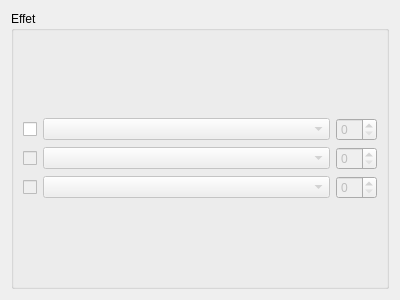
First picture: the form in app/view/forms/effectview.ui, repository r0nd0ud0u/qt-rpg, before the edit.
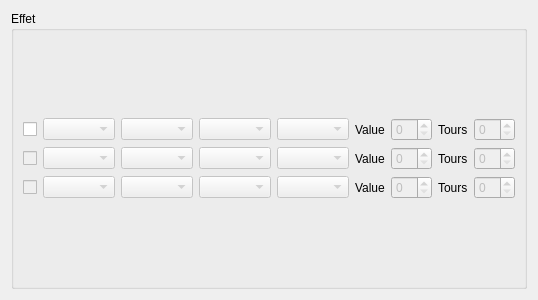
Second picture: the form after the edit.

```diff
--- a/app/view/forms/effectview.ui
+++ b/app/view/forms/effectview.ui
@@ -22,42 +22,42 @@
      <layout class="QVBoxLayout" name="verticalLayout">
       <item>
        <layout class="QGridLayout" name="gridLayout">
-        <item row="3" column="1">
-         <widget class="QComboBox" name="effect_comboBox_3">
-          <property name="enabled">
-           <bool>false</bool>
-          </property>
-         </widget>
-        </item>
-        <item row="3" column="3">
-         <widget class="QSpinBox" name="value_spinBox_3">
-          <property name="enabled">
-           <bool>false</bool>
-          </property>
-         </widget>
-        </item>
         <item row="1" column="3">
-         <widget class="QSpinBox" name="value_spinBox_2">
+         <widget class="QComboBox" name="target_comboBox_2">
           <property name="enabled">
            <bool>false</bool>
           </property>
          </widget>
         </item>
-        <item row="0" column="3">
-         <widget class="QSpinBox" name="value_spinBox">
+        <item row="3" column="8">
+         <widget class="QSpinBox" name="nb_turns_spinBox_3">
           <property name="enabled">
            <bool>false</bool>
           </property>
          </widget>
         </item>
-        <item row="1" column="1">
-         <widget class="QComboBox" name="effect_comboBox_2">
+        <item row="3" column="2">
+         <widget class="QComboBox" name="effect_comboBox_3">
           <property name="enabled">
            <bool>false</bool>
           </property>
          </widget>
         </item>
-        <item row="0" column="1">
+        <item row="3" column="5">
+         <widget class="QLabel" name="label_3">
+          <property name="text">
+           <string>Value</string>
+          </property>
+         </widget>
+        </item>
+        <item row="0" column="8">
+         <widget class="QSpinBox" name="nb_turns_spinBox">
+          <property name="enabled">
+           <bool>false</bool>
+          </property>
+         </widget>
+        </item>
+        <item row="0" column="2">
          <widget class="QComboBox" name="effect_comboBox">
           <property name="enabled">
            <bool>false</bool>
@@ -70,6 +70,44 @@
           </property>
          </widget>
         </item>
+        <item row="0" column="6">
+         <widget class="QSpinBox" name="value_spinBox">
+          <property name="enabled">
+           <bool>false</bool>
+          </property>
+         </widget>
+        </item>
+        <item row="3" column="0">
+         <widget class="QCheckBox" name="checkBox_3">
+          <property name="enabled">
+           <bool>false</bool>
+          </property>
+          <property name="text">
+           <string/>
+          </property>
+         </widget>
+        </item>
+        <item row="3" column="6">
+         <widget class="QSpinBox" name="value_spinBox_3">
+          <property name="enabled">
+           <bool>false</bool>
+          </property>
+         </widget>
+        </item>
+        <item row="3" column="4">
+         <widget class="QComboBox" name="reach_comboBox_3">
+          <property name="enabled">
+           <bool>false</bool>
+          </property>
+         </widget>
+        </item>
+        <item row="3" column="3">
+         <widget class="QComboBox" name="target_comboBox_3">
+          <property name="enabled">
+           <bool>false</bool>
+          </property>
+         </widget>
+        </item>
         <item row="0" column="0">
          <widget class="QCheckBox" name="checkBox">
           <property name="text">
@@ -77,6 +115,48 @@
           </property>
          </widget>
         </item>
+        <item row="3" column="1">
+         <widget class="QComboBox" name="stats_comboBox_3">
+          <property name="enabled">
+           <bool>false</bool>
+          </property>
+         </widget>
+        </item>
+        <item row="1" column="5">
+         <widget class="QLabel" name="label_2">
+          <property name="text">
+           <string>Value</string>
+          </property>
+         </widget>
+        </item>
+        <item row="0" column="5">
+         <widget class="QLabel" name="label">
+          <property name="text">
+           <string>Value</string>
+          </property>
+         </widget>
+        </item>
+        <item row="1" column="6">
+         <widget class="QSpinBox" name="value_spinBox_2">
+          <property name="enabled">
+           <bool>false</bool>
+          </property>
+         </widget>
+        </item>
+        <item row="1" column="1">
+         <widget class="QComboBox" name="stats_comboBox_2">
+          <property name="enabled">
+           <bool>false</bool>
+          </property>
+         </widget>
+        </item>
+        <item row="0" column="1">
+         <widget class="QComboBox" name="stats_comboBox">
+          <property name="enabled">
+           <bool>false</bool>
+          </property>
+         </widget>
+        </item>
         <item row="1" column="0">
          <widget class="QCheckBox" name="checkBox_2">
           <property name="enabled">
@@ -87,13 +167,59 @@
           </property>
          </widget>
         </item>
-        <item row="3" column="0">
-         <widget class="QCheckBox" name="checkBox_3">
+        <item row="1" column="2">
+         <widget class="QComboBox" name="effect_comboBox_2">
           <property name="enabled">
            <bool>false</bool>
           </property>
+         </widget>
+        </item>
+        <item row="0" column="4">
+         <widget class="QComboBox" name="reach_comboBox">
+          <property name="enabled">
+           <bool>false</bool>
+          </property>
+         </widget>
+        </item>
+        <item row="0" column="3">
+         <widget class="QComboBox" name="target_comboBox">
+          <property name="enabled">
+           <bool>false</bool>
+          </property>
+         </widget>
+        </item>
+        <item row="1" column="8">
+         <widget class="QSpinBox" name="nb_turns_spinBox_2">
+          <property name="enabled">
+           <bool>false</bool>
+          </property>
+         </widget>
+        </item>
+        <item row="1" column="4">
+         <widget class="QComboBox" name="reach_comboBox_2">
+          <property name="enabled">
+           <bool>false</bool>
+          </property>
+         </widget>
+        </item>
+        <item row="0" column="7">
+         <widget class="QLabel" name="label_4">
           <property name="text">
-           <string/>
+           <string>Tours</string>
+          </property>
+         </widget>
+        </item>
+        <item row="1" column="7">
+         <widget class="QLabel" name="label_5">
+          <property name="text">
+           <string>Tours</string>
+          </property>
+         </widget>
+        </item>
+        <item row="3" column="7">
+         <widget class="QLabel" name="label_6">
+          <property name="text">
+           <string>Tours</string>
           </property>
          </widget>
         </item>
```
